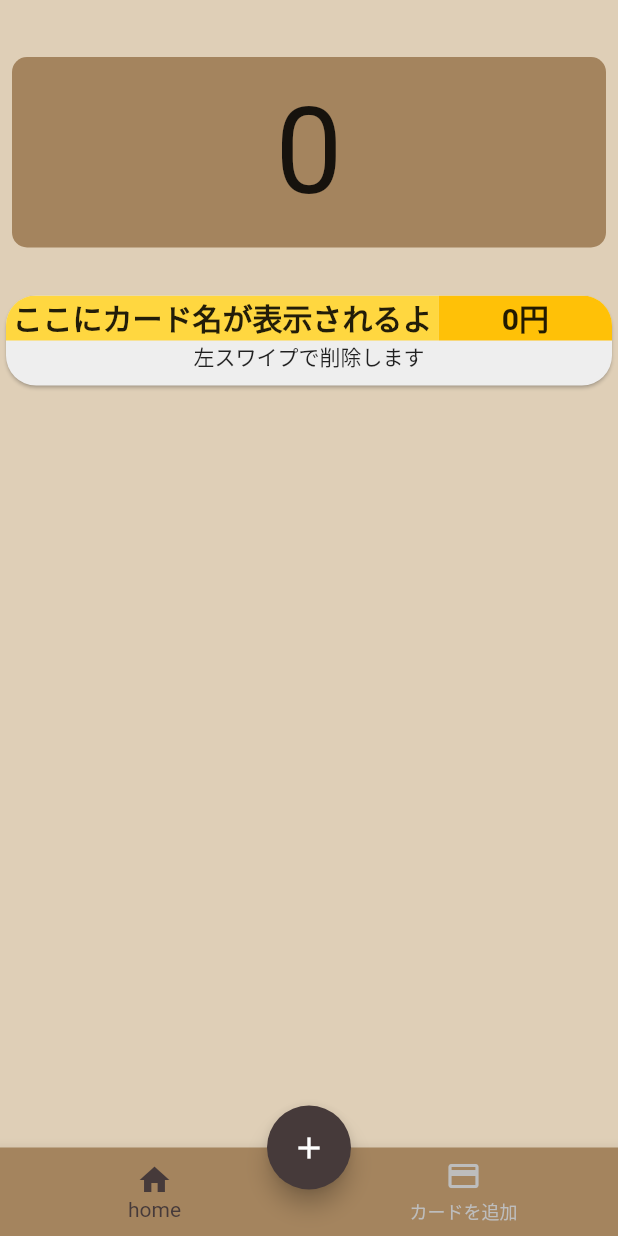
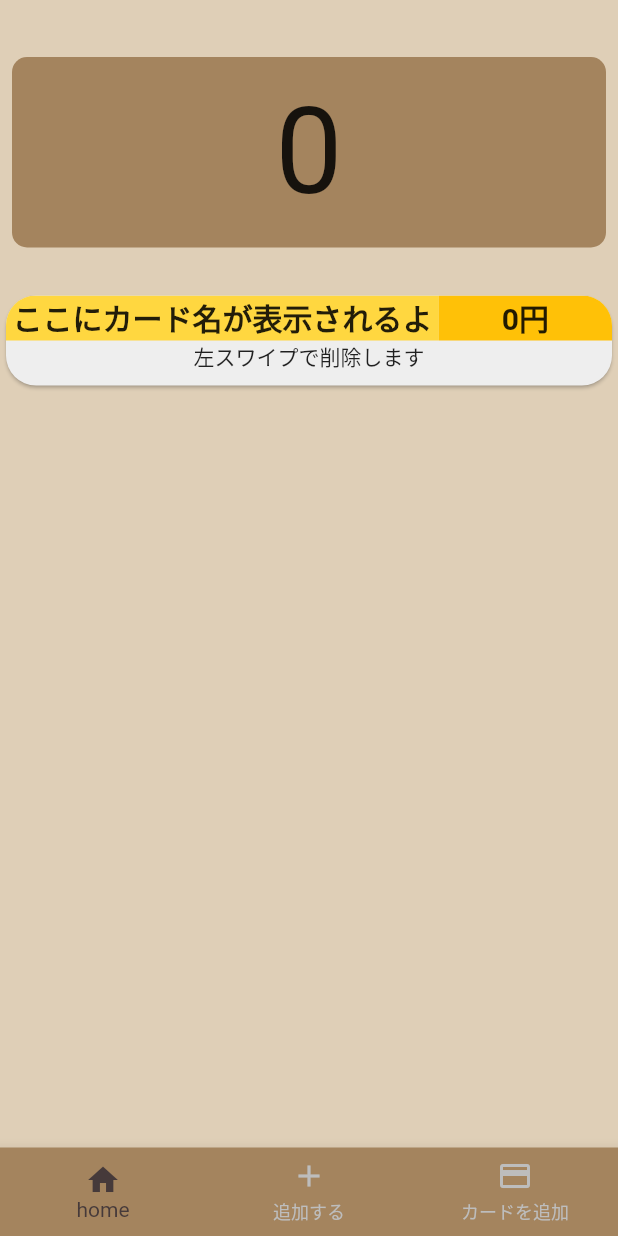
Before and after one commit to koki1126/creditcard-statement-note, a Flutter app: the screen it shows after launch, on a phone screen of 412 x 824 dp. Run offline on Flutter 3.47's test engine with Material 2 defaults, Android fonts, the phone set to English and light mode, and no system bars; our stand-ins replace sqflite; missing offline and left inert: flutter_device_type; accounts and stored records are empty.

```diff
--- a/lib/main.dart
+++ b/lib/main.dart
@@ -26,7 +26,7 @@ class MyApp extends StatelessWidget {
       initialRoute: '/',
       routes: <String, WidgetBuilder>{
         '/': (context) => const MainPage(),
-        '/add_statement': (context) => const AddStatement(),
+        '/add_statement': (context) => AddStatement(),
         '/edit_creditcard': (context) => const EditCard(),
       },
     );
--- a/lib/main_page.dart
+++ b/lib/main_page.dart
@@ -1,3 +1,4 @@
+import 'package:creditcard_statement_note/add_statement.dart';
 import 'package:flutter/material.dart';
 import 'edit_creditcard.dart';
 import 'home_page.dart';
@@ -15,6 +16,7 @@ class _MainPageState extends State<MainPage> {
   var _selectedIndex = 0;
   var _pages = <Widget>[
     TotalPage(),
+    AddStatement(),
     EditCard(),
   ];
   void _onTapItem(int index) {
@@ -37,16 +39,6 @@ class _MainPageState extends State<MainPage> {
     return Scaffold(
       backgroundColor: kbackgroundColor1,
       body: _pages[_selectedIndex],
-      floatingActionButton: FloatingActionButton(
-        backgroundColor: kbackgroundColor3,
-        child: const Icon(Icons.add),
-        tooltip: '明細を追加します',
-        onPressed: () async {
-          print('pressed add button');
-          await Navigator.pushNamed(context, '/add_statement');
-        },
-      ),
-      floatingActionButtonLocation: FloatingActionButtonLocation.centerDocked,
       bottomNavigationBar: BottomNavigationBar(
         selectedItemColor: kbackgroundColor3,
         unselectedItemColor: Colors.grey[400],
@@ -56,6 +48,11 @@ class _MainPageState extends State<MainPage> {
             icon: Icon(Icons.home),
             label: 'home',
             tooltip: 'test',
+          ),
+          BottomNavigationBarItem(
+            icon: Icon(Icons.add),
+            label: '追加する',
+            tooltip: '明細を追加します',
           ),
           BottomNavigationBarItem(
             icon: Icon(Icons.credit_card),
```
Also changed, not shown: lib/add_statement.dart (+6 -4 lines).
